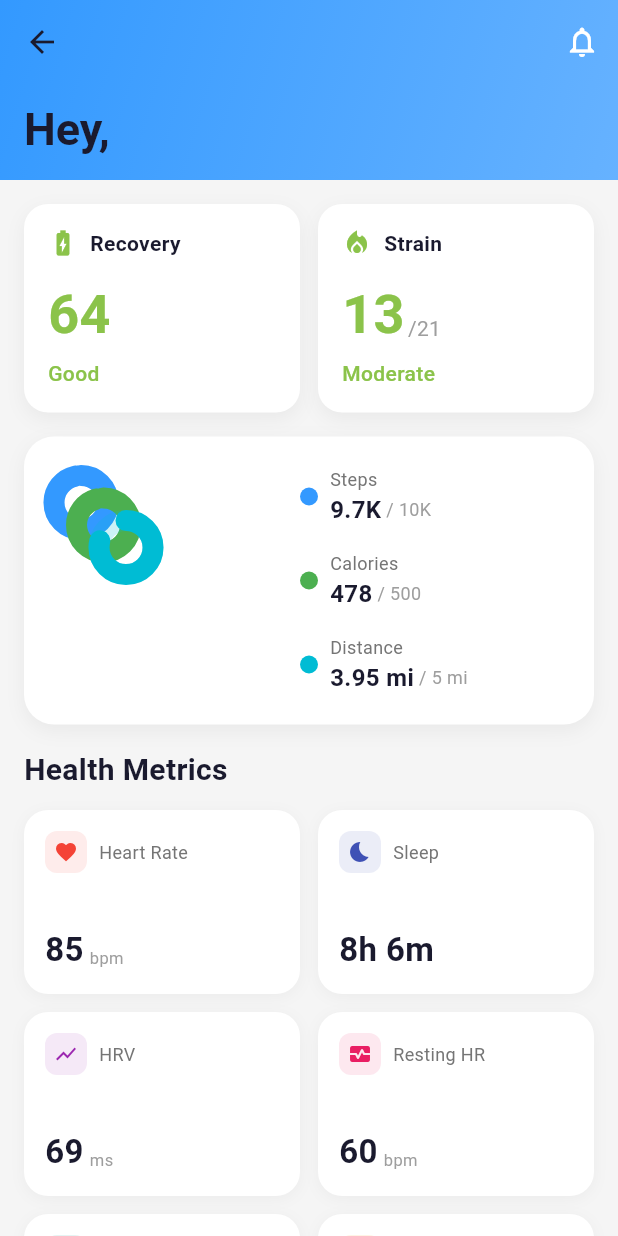
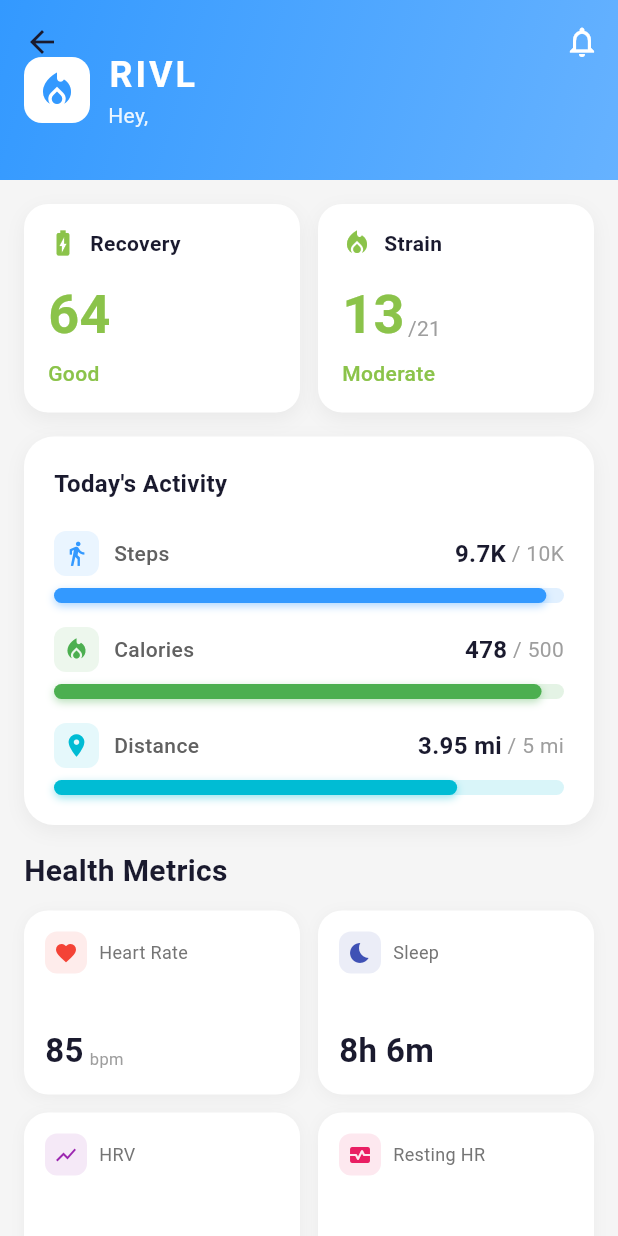
Before and after one commit to bbakenhus7/rivl, a Flutter app: the HomeScreen screen opened directly, on a phone screen of 412 x 824 dp. Run offline on Flutter 3.47's test engine with Material 3 defaults, Android fonts, the phone set to English and light mode, and no system bars; our stand-ins replace cloud_firestore, cloud_functions, firebase_auth, firebase_core; missing offline and left inert: flutter_stripe; accounts and stored records are empty.

Commit message:
Add RIVL logo to header and replace rings with progress bars
- Add RIVL logo with fire icon in app bar header
- Replace circular activity rings with horizontal progress bars
- Cleaner, more readable activity tracking display

https://claude.ai/code/session_01AxZpwhn7ffvMFUsmJ7qt3a

```diff
--- a/lib/screens/home/home_screen.dart
+++ b/lib/screens/home/home_screen.dart
@@ -38,7 +38,7 @@ class _HomeScreenState extends State<HomeScreen> {
         child: CustomScrollView(
           physics: const AlwaysScrollableScrollPhysics(),
           slivers: [
-            // App Bar
+            // App Bar with RIVL Logo
             SliverAppBar(
               expandedHeight: 120,
               floating: true,
@@ -49,20 +49,57 @@ class _HomeScreenState extends State<HomeScreen> {
                   decoration: const BoxDecoration(
                     gradient: RivlColors.primaryGradient,
                   ),
+                  child: SafeArea(
+                    child: Padding(
+                      padding: const EdgeInsets.symmetric(horizontal: 16),
+                      child: Row(
+                        children: [
+                          // RIVL Logo
+                          Container(
+                            padding: const EdgeInsets.all(8),
+                            decoration: BoxDecoration(
+                              color: Colors.white,
+                              borderRadius: BorderRadius.circular(12),
                             ),
-                title: Consumer<AuthProvider>(
+                            child: const Icon(
+                              Icons.local_fire_department,
+                              color: RivlColors.primary,
+                              size: 28,
+                            ),
+                          ),
+                          const SizedBox(width: 12),
+                          Column(
+                            mainAxisSize: MainAxisSize.min,
+                            crossAxisAlignment: CrossAxisAlignment.start,
+                            children: [
+                              const Text(
+                                'RIVL',
+                                style: TextStyle(
+                                  color: Colors.white,
+                                  fontSize: 24,
+                                  fontWeight: FontWeight.bold,
+                                  letterSpacing: 2,
+                                ),
+                              ),
+                              Consumer<AuthProvider>(
                                 builder: (context, auth, _) {
                                   final name = auth.user?.displayName.split(' ').first ?? 'there';
                                   return Text(
                                     'Hey, $name',
-                      style: const TextStyle(
-                        fontWeight: FontWeight.bold,
-                        fontSize: 20,
+                                    style: TextStyle(
+                                      color: Colors.white.withOpacity(0.9),
+                                      fontSize: 14,
                                     ),
                                   );
                                 },
                               ),
-                titlePadding: const EdgeInsets.only(left: 16, bottom: 16),
+                            ],
+                          ),
+                        ],
+                      ),
+                    ),
+                  ),
+                ),
               ),
               actions: [
                 IconButton(
@@ -81,8 +118,8 @@ class _HomeScreenState extends State<HomeScreen> {
                   const _RecoveryStrainRow(),
                   const SizedBox(height: 16),
 
-                  // Main Activity Ring Card
-                  const _ActivityRingsCard(),
+                  // Main Activity Bars Card
+                  const _ActivityBarsCard(),
                   const SizedBox(height: 16),
 
                   // Health Metrics Grid
@@ -272,9 +309,9 @@ class _ScoreCard extends StatelessWidget {
   }
 }
 
-// Activity Rings Card (like Apple Watch)
-class _ActivityRingsCard extends StatelessWidget {
-  const _ActivityRingsCard();
+// Activity Bars Card (horizontal progress bars)
+class _ActivityBarsCard extends StatelessWidget {
+  const _ActivityBarsCard();
 
   @override
   Widget build(BuildContext context) {
@@ -293,67 +330,42 @@ class _ActivityRingsCard extends StatelessWidget {
               ),
             ],
           ),
-          child: Row(
-            children: [
-              // Activity Rings
-              SizedBox(
-                width: 140,
-                height: 140,
-                child: Stack(
-                  alignment: Alignment.center,
-                  children: [
-                    // Steps ring (outer)
-                    _ActivityRing(
-                      progress: health.metrics.stepsProgress,
-                      color: RivlColors.primary,
-                      size: 140,
-                      strokeWidth: 14,
-                    ),
-                    // Calories ring (middle)
-                    _ActivityRing(
-                      progress: health.metrics.caloriesProgress,
-                      color: Colors.green,
-                      size: 110,
-                      strokeWidth: 14,
-                    ),
-                    // Distance ring (inner)
-                    _ActivityRing(
-                      progress: health.metrics.distanceProgress,
-                      color: Colors.cyan,
-                      size: 80,
-                      strokeWidth: 14,
-                    ),
-                  ],
-                ),
-              ),
-              const SizedBox(width: 24),
-              // Stats
-              Expanded(
           child: Column(
             crossAxisAlignment: CrossAxisAlignment.start,
             children: [
-                    _RingStat(
+              const Text(
+                'Today\'s Activity',
+                style: TextStyle(fontWeight: FontWeight.bold, fontSize: 16),
+              ),
+              const SizedBox(height: 20),
+              // Steps Bar
+              _ActivityBar(
+                icon: Icons.directions_walk,
                 label: 'Steps',
                 value: health.formatSteps(health.todaySteps),
                 goal: '${health.dailyGoal ~/ 1000}K',
+                progress: health.metrics.stepsProgress,
                 color: RivlColors.primary,
               ),
               const SizedBox(height: 16),
-                    _RingStat(
+              // Calories Bar
+              _ActivityBar(
+                icon: Icons.local_fire_department,
                 label: 'Calories',
                 value: health.formatCalories(health.activeCalories),
                 goal: '${health.metrics.caloriesGoal}',
+                progress: health.metrics.caloriesProgress,
                 color: Colors.green,
               ),
               const SizedBox(height: 16),
-                    _RingStat(
+              // Distance Bar
+              _ActivityBar(
+                icon: Icons.place,
                 label: 'Distance',
                 value: health.formatDistance(health.distance),
                 goal: '${health.metrics.distanceGoal.toInt()} mi',
+                progress: health.metrics.distanceProgress,
                 color: Colors.cyan,
-                    ),
-                  ],
-                ),
               ),
             ],
           ),
@@ -363,83 +375,94 @@ class _ActivityRingsCard extends StatelessWidget {
   }
 }
 
-class _ActivityRing extends StatelessWidget {
-  final double progress;
-  final Color color;
-  final double size;
-  final double strokeWidth;
-
-  const _ActivityRing({
-    required this.progress,
-    required this.color,
-    required this.size,
-    required this.strokeWidth,
-  });
-
-  @override
-  Widget build(BuildContext context) {
-    return SizedBox(
-      width: size,
-      height: size,
-      child: Stack(
-        children: [
-          // Background ring
-          CircularProgressIndicator(
-            value: 1,
-            strokeWidth: strokeWidth,
-            backgroundColor: Colors.transparent,
-            valueColor: AlwaysStoppedAnimation(color.withOpacity(0.2)),
-          ),
-          // Progress ring
-          CircularProgressIndicator(
-            value: progress,
-            strokeWidth: strokeWidth,
-            backgroundColor: Colors.transparent,
-            valueColor: AlwaysStoppedAnimation(color),
-            strokeCap: StrokeCap.round,
-          ),
-        ],
-      ),
-    );
-  }
-}
-
-class _RingStat extends StatelessWidget {
+class _ActivityBar extends StatelessWidget {
+  final IconData icon;
   final String label;
   final String value;
   final String goal;
+  final double progress;
   final Color color;
 
-  const _RingStat({
+  const _ActivityBar({
+    required this.icon,
     required this.label,
     required this.value,
     required this.goal,
+    required this.progress,
     required this.color,
   });
 
   @override
   Widget build(BuildContext context) {
-    return Row(
+    return Column(
+      crossAxisAlignment: CrossAxisAlignment.start,
+      children: [
+        Row(
           children: [
             Container(
-          width: 12,
-          height: 12,
-          decoration: BoxDecoration(color: color, shape: BoxShape.circle),
+              padding: const EdgeInsets.all(6),
+              decoration: BoxDecoration(
+                color: color.withOpacity(0.1),
+                borderRadius: BorderRadius.circular(8),
               ),
-        const SizedBox(width: 8),
-        Expanded(
-          child: Column(
-            crossAxisAlignment: CrossAxisAlignment.start,
-            children: [
-              Text(label, style: TextStyle(color: Colors.grey[600], fontSize: 12)),
-              Row(
-                children: [
-                  Text(value, style: const TextStyle(fontWeight: FontWeight.bold, fontSize: 16)),
-                  Text(' / $goal', style: TextStyle(color: Colors.grey[500], fontSize: 12)),
-                ],
+              child: Icon(icon, color: color, size: 18),
+            ),
+            const SizedBox(width: 10),
+            Text(
+              label,
+              style: TextStyle(
+                color: Colors.grey[700],
+                fontWeight: FontWeight.w500,
+                fontSize: 14,
+              ),
+            ),
+            const Spacer(),
+            Text(
+              value,
+              style: const TextStyle(
+                fontWeight: FontWeight.bold,
+                fontSize: 16,
+              ),
+            ),
+            Text(
+              ' / $goal',
+              style: TextStyle(
+                color: Colors.grey[500],
+                fontSize: 14,
+              ),
             ),
           ],
         ),
+        const SizedBox(height: 8),
+        Stack(
+          children: [
+            // Background bar
+            Container(
+              height: 10,
+              decoration: BoxDecoration(
+                color: color.withOpacity(0.15),
+                borderRadius: BorderRadius.circular(5),
+              ),
+            ),
+            // Progress bar
+            FractionallySizedBox(
+              widthFactor: progress.clamp(0.0, 1.0),
+              child: Container(
+                height: 10,
+                decoration: BoxDecoration(
+                  color: color,
+                  borderRadius: BorderRadius.circular(5),
+                  boxShadow: [
+                    BoxShadow(
+                      color: color.withOpacity(0.4),
+                      blurRadius: 4,
+                      offset: const Offset(0, 2),
+                    ),
+                  ],
+                ),
+              ),
+            ),
+          ],
         ),
       ],
     );
```
Lines whose indentation alone changed are shown as unchanged.
